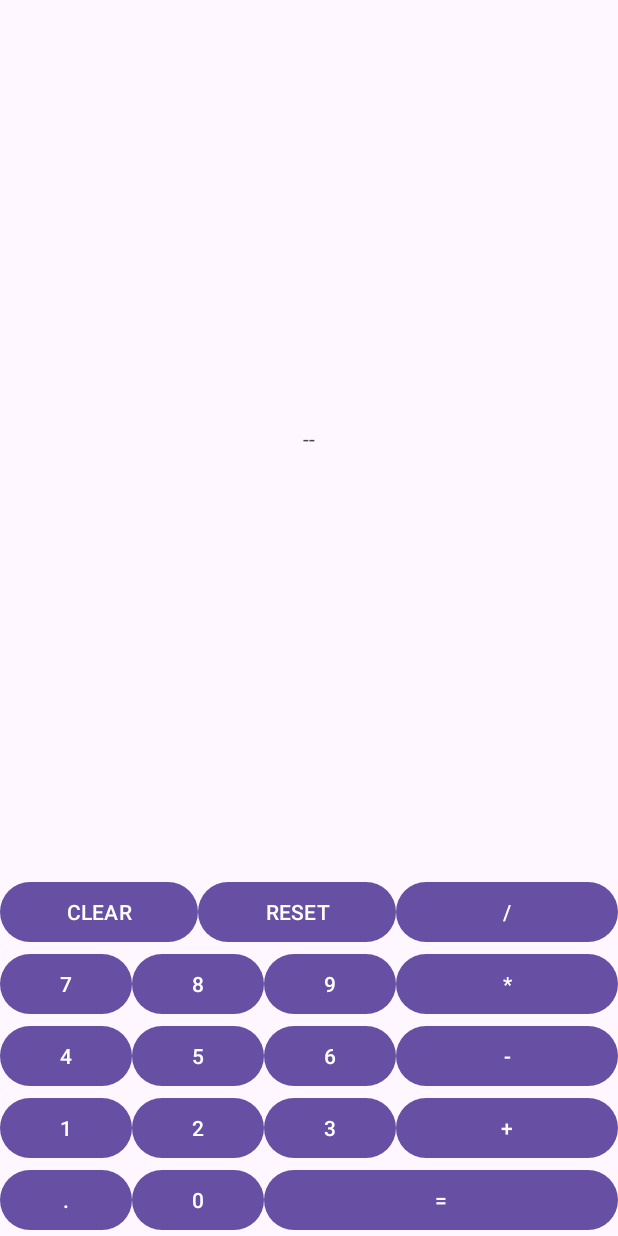
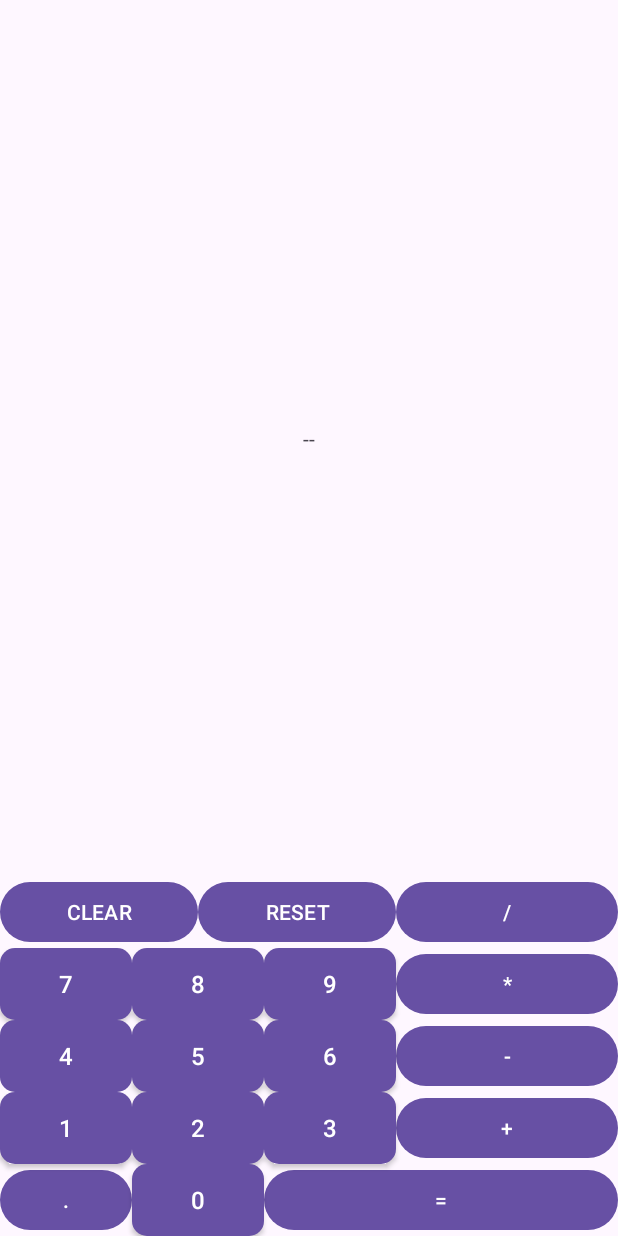
Before and after one commit to MiNeris0/Calculator, an Android app: the layout activity_main.xml on its own in the app's theme, with its tools: preview values and no code run, on a phone screen of 412 x 824 dp. Run offline under Robolectric (Android 15) with nearby library versions, the phone set to English and light mode, and no system bars.

Commit message:
add style to number buttons

```diff
--- /dev/null
+++ b/app/src/main/res/drawable/rounded_background.xml
@@ -0,0 +1,6 @@
+<?xml version="1.0" encoding="utf-8"?>
+<shape xmlns:android="http://schemas.android.com/apk/res/android"
+    android:shape="rectangle">
+    <corners android:radius="10dp" />
+    <solid android:color="#F44336" />
+</shape>
--- a/app/src/main/res/layout/activity_main.xml
+++ b/app/src/main/res/layout/activity_main.xml
@@ -29,8 +29,7 @@
         app:layout_constraintBottom_toBottomOf="parent"
         android:text="0"
         android:id="@+id/zero_button"
-        android:layout_width="0dp"
-        android:layout_height="wrap_content" />
+        style="@style/RoundButtonStyle" />
 
     <Button
         app:layout_constraintLeft_toRightOf="@id/zero_button"
@@ -45,25 +44,22 @@
         app:layout_constraintLeft_toLeftOf="parent"
         app:layout_constraintBottom_toTopOf="@id/point_button"
         android:text="1"
-        android:id="@+id/one_button"
-        android:layout_width="0dp"
-        android:layout_height="wrap_content" />
+        style="@style/RoundButtonStyle"
+        android:id="@+id/one_button" />
 
     <Button
         app:layout_constraintLeft_toRightOf="@id/one_button"
         app:layout_constraintBottom_toTopOf="@id/zero_button"
         android:text="2"
         android:id="@+id/two_button"
-        android:layout_width="0dp"
-        android:layout_height="wrap_content" />
+        style="@style/RoundButtonStyle" />
 
     <Button
         app:layout_constraintLeft_toRightOf="@id/two_button"
         app:layout_constraintBottom_toTopOf="@id/equal_button"
         android:text="3"
         android:id="@+id/three_button"
-        android:layout_width="0dp"
-        android:layout_height="wrap_content" />
+        style="@style/RoundButtonStyle" />
 
     <Button
         app:layout_constraintLeft_toRightOf="@id/three_button"
@@ -79,24 +75,21 @@
         app:layout_constraintBottom_toTopOf="@id/one_button"
         android:text="4"
         android:id="@+id/four_button"
-        android:layout_width="0dp"
-        android:layout_height="wrap_content" />
+        style="@style/RoundButtonStyle" />
 
     <Button
         app:layout_constraintLeft_toRightOf="@id/four_button"
         app:layout_constraintBottom_toTopOf="@id/two_button"
         android:text="5"
         android:id="@+id/five_button"
-        android:layout_width="0dp"
-        android:layout_height="wrap_content" />
+        style="@style/RoundButtonStyle" />
 
     <Button
         app:layout_constraintLeft_toRightOf="@id/five_button"
         app:layout_constraintBottom_toTopOf="@id/three_button"
         android:text="6"
         android:id="@+id/six_button"
-        android:layout_width="0dp"
-        android:layout_height="wrap_content" />
+        style="@style/RoundButtonStyle" />
 
     <Button
         app:layout_constraintLeft_toRightOf="@id/six_button"
@@ -112,24 +105,21 @@
         app:layout_constraintBottom_toTopOf="@id/four_button"
         android:text="7"
         android:id="@+id/seven_button"
-        android:layout_width="0dp"
-        android:layout_height="wrap_content" />
+        style="@style/RoundButtonStyle" />
 
     <Button
         app:layout_constraintLeft_toRightOf="@id/seven_button"
         app:layout_constraintBottom_toTopOf="@id/five_button"
         android:text="8"
         android:id="@+id/eight_button"
-        android:layout_width="0dp"
-        android:layout_height="wrap_content" />
+        style="@style/RoundButtonStyle" />
 
     <Button
         app:layout_constraintLeft_toRightOf="@id/eight_button"
         app:layout_constraintBottom_toTopOf="@id/six_button"
         android:text="9"
         android:id="@+id/nine_button"
-        android:layout_width="0dp"
-        android:layout_height="wrap_content" />
+        style="@style/RoundButtonStyle" />
 
     <Button
         app:layout_constraintLeft_toRightOf="@id/nine_button"
--- a/app/src/main/res/values/themes.xml
+++ b/app/src/main/res/values/themes.xml
@@ -6,4 +6,11 @@
     </style>
 
     <style name="Theme.Calculator" parent="Base.Theme.Calculator" />
+
+    <style name="RoundButtonStyle" parent="Widget.AppCompat.Button">
+        <item name="android:textSize">16sp</item>
+        <item name="android:background">@drawable/rounded_background</item>
+        <item name="android:layout_width">0dp</item>
+        <item name="android:layout_height">wrap_content</item>
+    </style>
 </resources>
```
